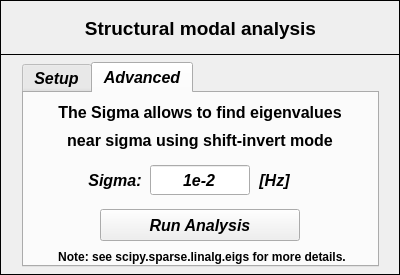
Before: the Qt Designer form data/user_input/ui/analysis_/structural_/modal_analysis_input.ui in open-pulse/OpenPulse, drawn with Qt 5.
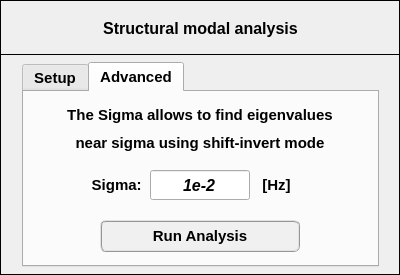
After: the same form once the commit is applied. The open tabs and pages were chosen to show the change. Icons and pictures are not drawn.

Commit message: Plot the reactions for static analysis

What changed in the file:
```diff
--- a/data/user_input/ui/analysis_/structural_/modal_analysis_input.ui
+++ b/data/user_input/ui/analysis_/structural_/modal_analysis_input.ui
@@ -78,10 +78,10 @@
     </property>
     <property name="font">
      <font>
-      <family>Arial</family>
-      <pointsize>12</pointsize>
+      <family>MS Shell Dlg 2</family>
+      <pointsize>11</pointsize>
       <weight>75</weight>
-      <italic>true</italic>
+      <italic>false</italic>
       <bold>true</bold>
      </font>
     </property>
@@ -287,8 +287,8 @@
      <widget class="QLabel" name="label_4">
       <property name="geometry">
        <rect>
-        <x>226</x>
-        <y>72</y>
+        <x>228</x>
+        <y>78</y>
         <width>49</width>
         <height>30</height>
        </rect>
@@ -307,8 +307,8 @@
       </property>
       <property name="font">
        <font>
-        <family>Arial</family>
-        <pointsize>12</pointsize>
+        <family>MS Shell Dlg 2</family>
+        <pointsize>11</pointsize>
         <weight>75</weight>
         <bold>true</bold>
        </font>
@@ -324,7 +324,7 @@
       <property name="geometry">
        <rect>
         <x>56</x>
-        <y>72</y>
+        <y>78</y>
         <width>70</width>
         <height>30</height>
        </rect>
@@ -343,24 +343,24 @@
       </property>
       <property name="font">
        <font>
-        <family>Arial</family>
-        <pointsize>12</pointsize>
+        <family>MS Shell Dlg 2</family>
+        <pointsize>11</pointsize>
         <weight>75</weight>
         <bold>true</bold>
        </font>
       </property>
       <property name="text">
-       <string>Sigma:</string>
+       <string>Sigma:  </string>
       </property>
       <property name="alignment">
-       <set>Qt::AlignCenter</set>
+       <set>Qt::AlignRight|Qt::AlignTrailing|Qt::AlignVCenter</set>
       </property>
      </widget>
      <widget class="QLineEdit" name="lineEdit_input_sigma_factor">
       <property name="geometry">
        <rect>
         <x>126</x>
-        <y>72</y>
+        <y>78</y>
         <width>100</width>
         <height>30</height>
        </rect>
@@ -397,7 +397,7 @@
       <property name="geometry">
        <rect>
         <x>76</x>
-        <y>116</y>
+        <y>128</y>
         <width>200</width>
         <height>32</height>
        </rect>
@@ -416,13 +416,18 @@
       </property>
       <property name="font">
        <font>
-        <family>Arial</family>
-        <pointsize>12</pointsize>
+        <family>MS Shell Dlg 2</family>
+        <pointsize>11</pointsize>
         <weight>75</weight>
-        <italic>true</italic>
+        <italic>false</italic>
         <bold>true</bold>
        </font>
       </property>
+      <property name="styleSheet">
+       <string notr="true">QPushButton{border-radius: 6px; border-color: rgb(150, 150, 150); border-style: ridge; border-width: 2px; color: rgb(0, 0, 0); background-color: rgb(240, 240, 240); font: 75 bold 11pt &quot;MS Shell Dlg 2&quot;}
+QPushButton:hover{border-radius: 6px; border-color: rgb(0, 170, 255); border-style: ridge; border-width: 2px; color: rgb(0, 0, 0); background-color: rgba(174, 213, 255, 100); font: 75 bold 11pt &quot;MS Shell Dlg 2&quot;}
+QPushButton:pressed{border-radius: 6px; border-color: rgb(0, 170, 255); border-style: ridge; border-width: 3px; color: rgb(0, 0, 0); background-color: rgb(174, 213, 255); font: 75 bold 11pt &quot;MS Shell Dlg 2&quot;}</string>
+      </property>
       <property name="text">
        <string>Run Analysis</string>
       </property>
@@ -431,7 +436,7 @@
       <property name="geometry">
        <rect>
         <x>6</x>
-        <y>4</y>
+        <y>8</y>
         <width>340</width>
         <height>30</height>
        </rect>
@@ -450,8 +455,8 @@
       </property>
       <property name="font">
        <font>
-        <family>Arial</family>
-        <pointsize>12</pointsize>
+        <family>MS Shell Dlg 2</family>
+        <pointsize>11</pointsize>
         <weight>75</weight>
         <italic>false</italic>
         <bold>true</bold>
@@ -471,7 +476,7 @@
       <property name="geometry">
        <rect>
         <x>6</x>
-        <y>32</y>
+        <y>36</y>
         <width>340</width>
         <height>30</height>
        </rect>
@@ -490,8 +495,8 @@
       </property>
       <property name="font">
        <font>
-        <family>Arial</family>
-        <pointsize>12</pointsize>
+        <family>MS Shell Dlg 2</family>
+        <pointsize>11</pointsize>
         <weight>75</weight>
         <italic>false</italic>
         <bold>true</bold>
@@ -507,46 +512,6 @@
        <set>Qt::AlignCenter</set>
       </property>
      </widget>
-     <widget class="QLabel" name="label_10">
-      <property name="geometry">
-       <rect>
-        <x>18</x>
-        <y>154</y>
-        <width>320</width>
-        <height>20</height>
-       </rect>
-      </property>
-      <property name="minimumSize">
-       <size>
-        <width>320</width>
-        <height>20</height>
-       </size>
-      </property>
-      <property name="maximumSize">
-       <size>
-        <width>320</width>
-        <height>20</height>
-       </size>
-      </property>
-      <property name="font">
-       <font>
-        <family>Arial</family>
-        <pointsize>9</pointsize>
-        <weight>75</weight>
-        <italic>false</italic>
-        <bold>true</bold>
-       </font>
-      </property>
-      <property name="text">
-       <string>Note: see scipy.sparse.linalg.eigs for more details.</string>
-      </property>
-      <property name="textFormat">
-       <enum>Qt::AutoText</enum>
-      </property>
-      <property name="alignment">
-       <set>Qt::AlignCenter</set>
-      </property>
-     </widget>
     </widget>
    </widget>
   </widget>
@@ -587,8 +552,8 @@
     </property>
     <property name="font">
      <font>
-      <family>Arial</family>
-      <pointsize>14</pointsize>
+      <family>MS Shell Dlg 2</family>
+      <pointsize>12</pointsize>
       <weight>75</weight>
       <italic>false</italic>
       <bold>true</bold>
```
Left out of the diff: 36 changed lines with no effect on the pictures. The commit also changes 6 other files.
